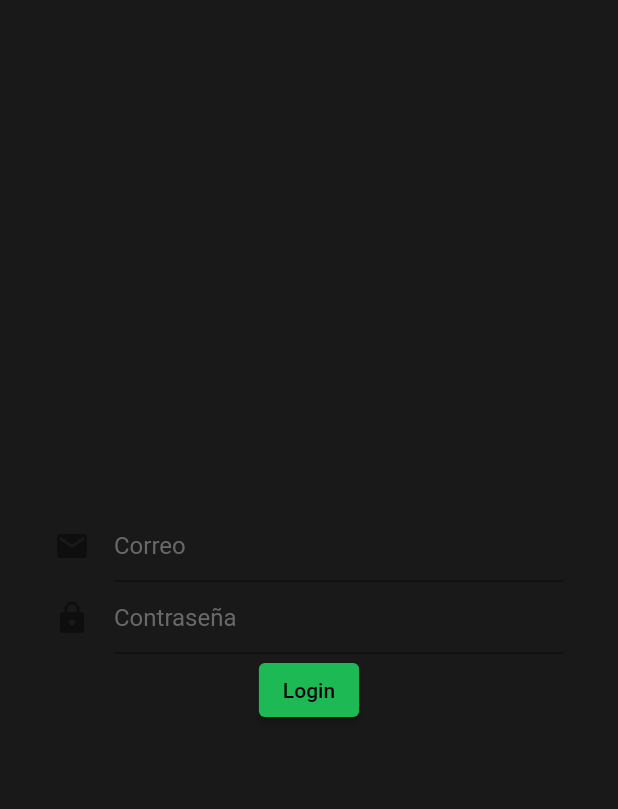
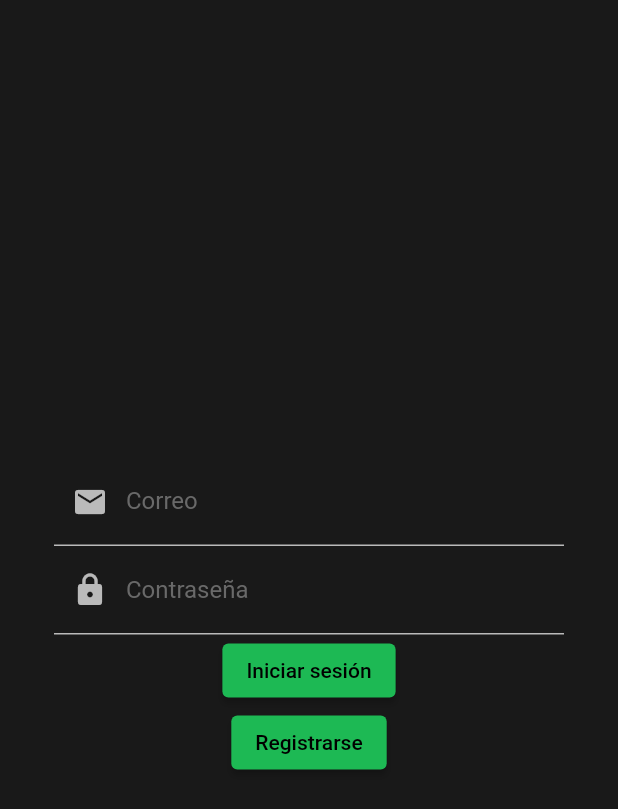
Before and after one commit to jpsanmiguel/FlutterSpotifyClone, a Flutter app: the screen it shows after launch, on a phone screen of 412 x 824 dp. Shown: the top 809 px of the screen. Run offline on Flutter 3.47's test engine with Material 2 defaults, Android fonts, the phone set to English and light mode, and no system bars; our stand-ins replace bloc, flutter_bloc, shared_preferences; missing offline and left inert: spotify_sdk; statements that could not run were skipped.

Commit message:
Fixed theme in login page

```diff
--- a/lib/main.dart
+++ b/lib/main.dart
@@ -65,6 +65,25 @@ class MyApp extends StatelessWidget {
         primaryColor: greenColor,
         accentColor: greenColor,
         visualDensity: VisualDensity.adaptivePlatformDensity,
+        inputDecorationTheme: InputDecorationTheme(
+          enabledBorder: UnderlineInputBorder(
+            borderSide: BorderSide(color: lightGreyColor),
+            //  when the TextFormField in unfocused
+          ),
+          focusedBorder: UnderlineInputBorder(
+            borderSide: BorderSide(color: greenColor),
+            //  when the TextFormField in focused
+          ),
+          border: UnderlineInputBorder(),
+        ),
+        brightness: Brightness.dark,
+        snackBarTheme: SnackBarThemeData(
+          actionTextColor: textColor,
+          backgroundColor: darkGreyColor,
+          contentTextStyle: TextStyle(
+            color: textColor,
+          ),
+        ),
       ),
       home: MultiBlocProvider(
         providers: [
--- a/lib/presentation/screens/login_page.dart
+++ b/lib/presentation/screens/login_page.dart
@@ -1,5 +1,6 @@
 import 'package:flutter/material.dart';
 import 'package:flutter_bloc/flutter_bloc.dart';
+import 'package:spotify_clone/constants/colors.dart';
 import 'package:spotify_clone/data/auth_repository.dart';
 import 'package:spotify_clone/logic/bloc/login_bloc.dart';
 import 'package:spotify_clone/logic/form_submission_state.dart';
@@ -17,7 +18,13 @@ class LoginPage extends StatelessWidget {
         create: (context) => LoginBloc(
           authRepository: authRepository,
         ),
-        child: _loginForm(),
+        child: Column(
+          mainAxisAlignment: MainAxisAlignment.center,
+          children: [
+            _loginForm(),
+            _signUpButton(),
+          ],
+        ),
       ),
     );
   }
@@ -36,7 +43,6 @@ class LoginPage extends StatelessWidget {
         child: Padding(
           padding: EdgeInsets.symmetric(horizontal: 36.0),
           child: Column(
-            mainAxisAlignment: MainAxisAlignment.center,
             children: [
               _emailField(),
               _passwordField(),
@@ -53,13 +59,20 @@ class LoginPage extends StatelessWidget {
       builder: (context, state) {
         return TextFormField(
           decoration: InputDecoration(
-            icon: Icon(Icons.email),
-            hintText: 'Correo',
+            prefixIcon: Icon(Icons.email),
+            labelText: 'Correo',
+            border: UnderlineInputBorder(
+              borderSide: BorderSide(
+                color: whiteColor,
+                width: 5.0,
+              ),
+            ),
           ),
           onChanged: (email) => context.read<LoginBloc>().add(
                 LoginEmailChanged(email: email),
               ),
           validator: state.validateEmail,
+          keyboardType: TextInputType.emailAddress,
         );
       },
     );
@@ -71,15 +84,16 @@ class LoginPage extends StatelessWidget {
         return TextFormField(
           obscureText: true,
           decoration: InputDecoration(
-            icon: Icon(
+            prefixIcon: Icon(
               Icons.lock,
             ),
-            hintText: 'Contraseña',
+            labelText: 'Contraseña',
           ),
           onChanged: (password) => context.read<LoginBloc>().add(
                 LoginPasswordChanged(password: password),
               ),
           validator: state.validatePassword,
+          keyboardType: TextInputType.visiblePassword,
         );
       },
     );
@@ -98,14 +112,32 @@ class LoginPage extends StatelessWidget {
                         );
                   }
                 },
-                child: Text('Login'),
+                child: Text('Iniciar sesión'),
               );
       },
     );
   }
 
+  Widget _signUpButton() {
+    return ElevatedButton(
+      onPressed: () {},
+      child: Text('Registrarse'),
+    );
+  }
+
   void _showExceptionSnackBar(BuildContext context, String message) {
-    final snackBar = SnackBar(content: Text(message));
+    final snackBar = SnackBar(
+      content: Container(
+        decoration: BoxDecoration(
+            border: Border(
+          bottom: BorderSide(
+            color: blackColor,
+            width: 1.0,
+          ),
+        )),
+        child: Text(message),
+      ),
+    );
     ScaffoldMessenger.of(context).showSnackBar(snackBar);
   }
 }
```
Also changed, not shown: lib/presentation/screens/home_page.dart (+11 -1 lines), lib/presentation/screens/saved_tracks_page.dart (+7 -6 lines), lib/presentation/screens/top_tracks_page.dart (+7 -6 lines), lib/presentation/widgets/track_widget.dart (+0 -8 lines).
